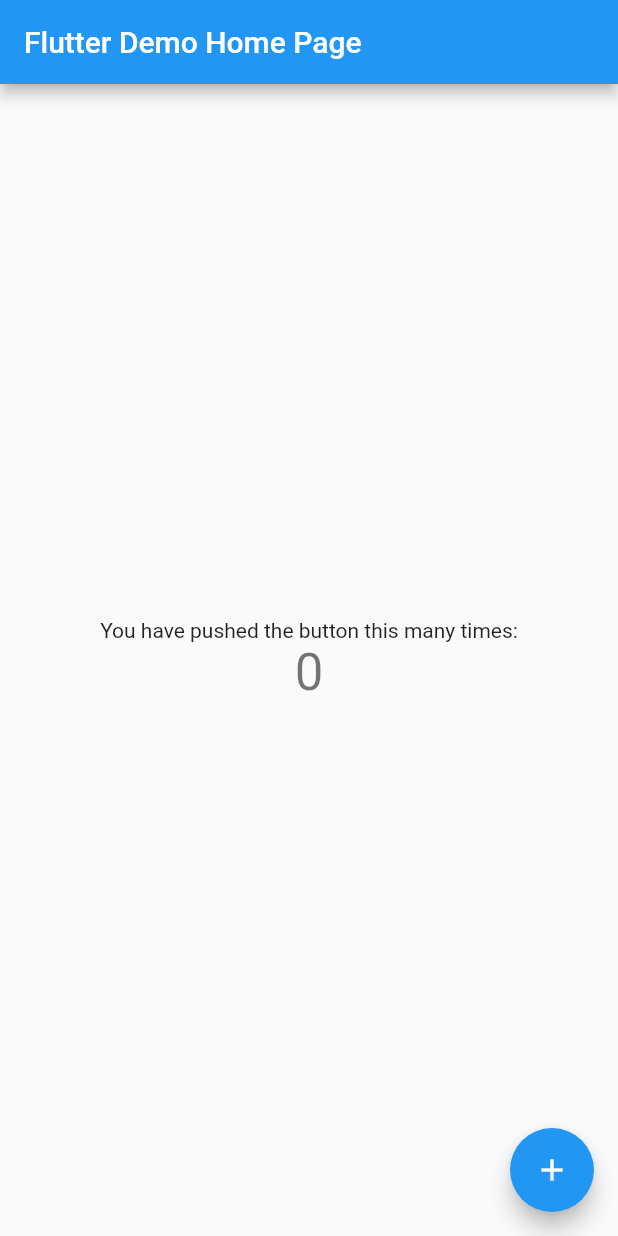
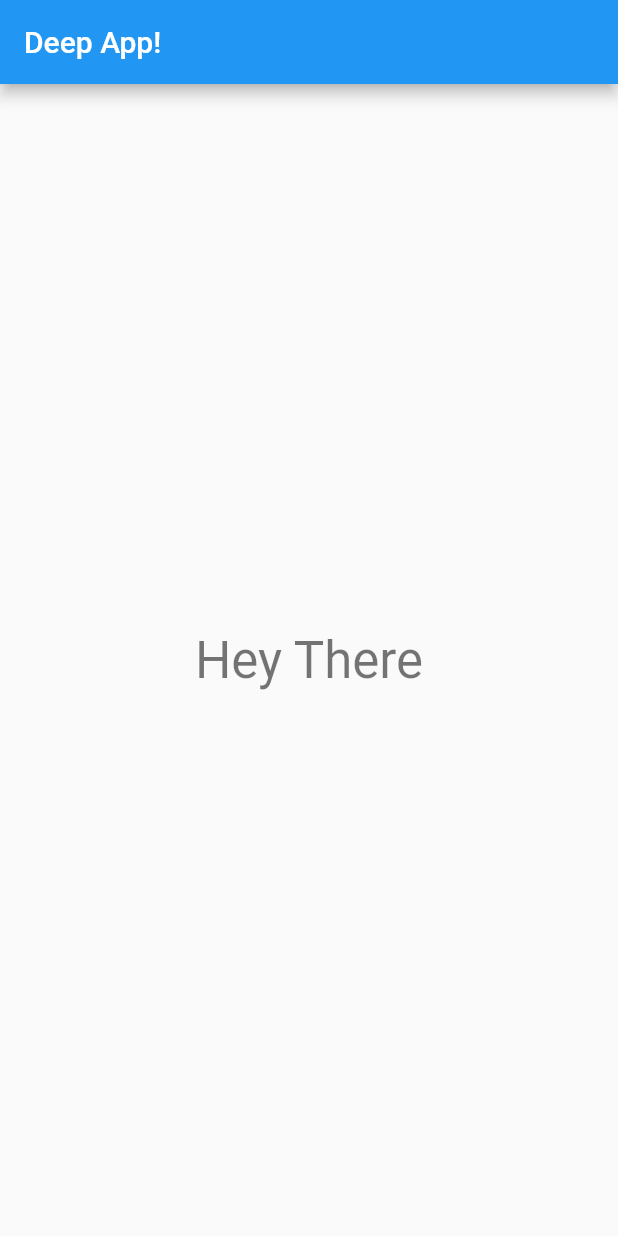
Before and after one commit to rusito-23/DeepApp, a Flutter app: the screen it shows after launch, on a phone screen of 412 x 824 dp. Run offline on Flutter 3.47's test engine with Material 2 defaults, Android fonts, the phone set to English and light mode, and no system bars.

Commit message:
[ pages modularization ]

```diff
--- /dev/null
+++ b/lib/DeepApp.dart
@@ -0,0 +1,19 @@
+import 'package:flutter/material.dart';
+import './MainPage.dart';
+
+
+class DeepApp extends StatelessWidget {
+
+    @override
+    Widget build(BuildContext context) {
+        return MaterialApp(
+            title: 'Deep Dream App',
+            theme: ThemeData(
+                primarySwatch: Colors.blue,
+                visualDensity: VisualDensity.adaptivePlatformDensity,
+            ),
+            home: MainPage(title: 'Deep App!'),
+        );
+    }
+
+}
--- /dev/null
+++ b/lib/MainPage.dart
@@ -0,0 +1,28 @@
+import 'package:flutter/material.dart';
+
+
+class MainPage extends StatelessWidget {
+  MainPage({Key key, this.title}) : super(key: key);
+
+  final String title;
+
+  @override
+  Widget build(BuildContext context) {
+    return Scaffold(
+      appBar: AppBar(
+        title: Text(this.title),
+      ),
+      body: Center(
+        child: Column(
+          mainAxisAlignment: MainAxisAlignment.center,
+          children: <Widget>[
+            Text(
+              'Hey There',
+              style: Theme.of(context).textTheme.headline4,
+            ),
+          ],
+        ),
+      )
+    );
+  }
+}
--- a/lib/main.dart
+++ b/lib/main.dart
@@ -1,117 +1,7 @@
 import 'package:flutter/material.dart';
+import './DeepApp.dart';
+
 
 void main() {
-  runApp(MyApp());
+    runApp(DeepApp());
 }
-
-class MyApp extends StatelessWidget {
-  // This widget is the root of your application.
-  @override
-  Widget build(BuildContext context) {
-    return MaterialApp(
-      title: 'Flutter Demo',
-      theme: ThemeData(
-        // This is the theme of your application.
-        //
-        // Try running your application with "flutter run". You'll see the
-        // application has a blue toolbar. Then, without quitting the app, try
-        // changing the primarySwatch below to Colors.green and then invoke
-        // "hot reload" (press "r" in the console where you ran "flutter run",
-        // or simply save your changes to "hot reload" in a Flutter IDE).
-        // Notice that the counter didn't reset back to zero; the application
-        // is not restarted.
-        primarySwatch: Colors.blue,
-        // This makes the visual density adapt to the platform that you run
-        // the app on. For desktop platforms, the controls will be smaller and
-        // closer together (more dense) than on mobile platforms.
-        visualDensity: VisualDensity.adaptivePlatformDensity,
-      ),
-      home: MyHomePage(title: 'Flutter Demo Home Page'),
-    );
-  }
-}
-
-class MyHomePage extends StatefulWidget {
-  MyHomePage({Key key, this.title}) : super(key: key);
-
-  // This widget is the home page of your application. It is stateful, meaning
-  // that it has a State object (defined below) that contains fields that affect
-  // how it looks.
-
-  // This class is the configuration for the state. It holds the values (in this
-  // case the title) provided by the parent (in this case the App widget) and
-  // used by the build method of the State. Fields in a Widget subclass are
-  // always marked "final".
-
-  final String title;
-
-  @override
-  _MyHomePageState createState() => _MyHomePageState();
-}
-
-class _MyHomePageState extends State<MyHomePage> {
-  int _counter = 0;
-
-  void _incrementCounter() {
-    setState(() {
-      // This call to setState tells the Flutter framework that something has
-      // changed in this State, which causes it to rerun the build method below
-      // so that the display can reflect the updated values. If we changed
-      // _counter without calling setState(), then the build method would not be
-      // called again, and so nothing would appear to happen.
-      _counter++;
-    });
-  }
-
-  @override
-  Widget build(BuildContext context) {
-    // This method is rerun every time setState is called, for instance as done
-    // by the _incrementCounter method above.
-    //
-    // The Flutter framework has been optimized to make rerunning build methods
-    // fast, so that you can just rebuild anything that needs updating rather
-    // than having to individually change instances of widgets.
-    return Scaffold(
-      appBar: AppBar(
-        // Here we take the value from the MyHomePage object that was created by
-        // the App.build method, and use it to set our appbar title.
-        title: Text(widget.title),
-      ),
-      body: Center(
-        // Center is a layout widget. It takes a single child and positions it
-        // in the middle of the parent.
-        child: Column(
-          // Column is also a layout widget. It takes a list of children and
-          // arranges them vertically. By default, it sizes itself to fit its
-          // children horizontally, and tries to be as tall as its parent.
-          //
-          // Invoke "debug painting" (press "p" in the console, choose the
-          // "Toggle Debug Paint" action from the Flutter Inspector in Android
-          // Studio, or the "Toggle Debug Paint" command in Visual Studio Code)
-          // to see the wireframe for each widget.
-          //
-          // Column has various properties to control how it sizes itself and
-          // how it positions its children. Here we use mainAxisAlignment to
-          // center the children vertically; the main axis here is the vertical
-          // axis because Columns are vertical (the cross axis would be
-          // horizontal).
-          mainAxisAlignment: MainAxisAlignment.center,
-          children: <Widget>[
-            Text(
-              'You have pushed the button this many times:',
-            ),
-            Text(
-              '$_counter',
-              style: Theme.of(context).textTheme.headline4,
-            ),
-          ],
-        ),
-      ),
-      floatingActionButton: FloatingActionButton(
-        onPressed: _incrementCounter,
-        tooltip: 'Increment',
-        child: Icon(Icons.add),
-      ), // This trailing comma makes auto-formatting nicer for build methods.
-    );
-  }
-}
```
Also changed, not shown: pubspec.yaml (+1 -58 lines).
